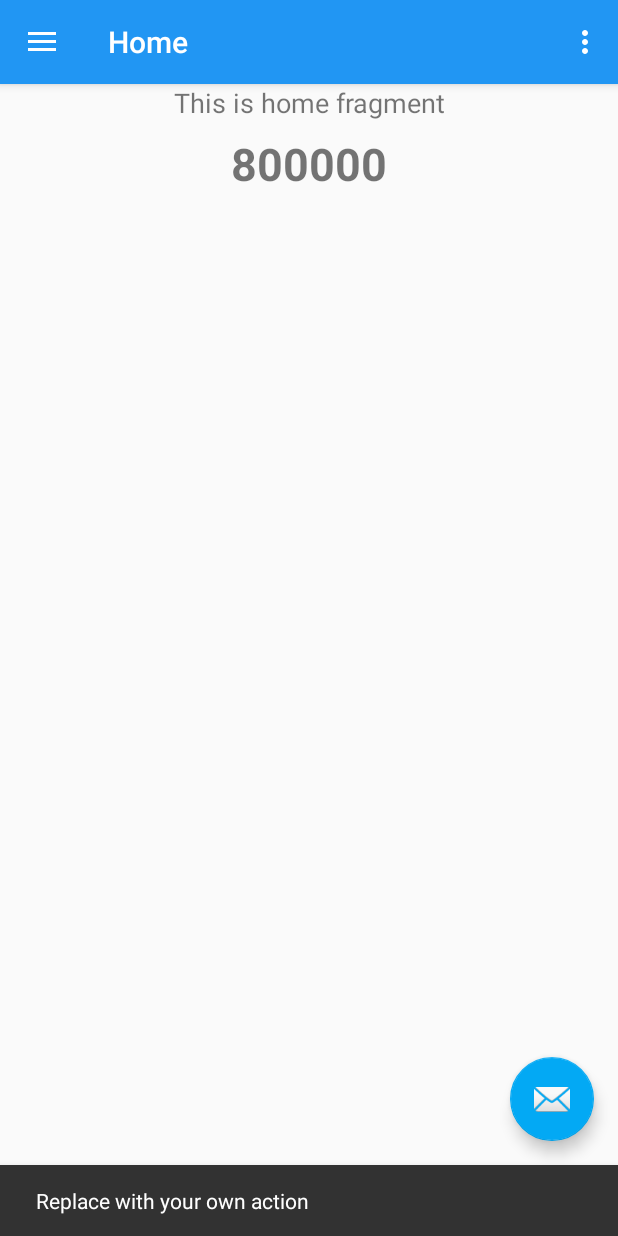
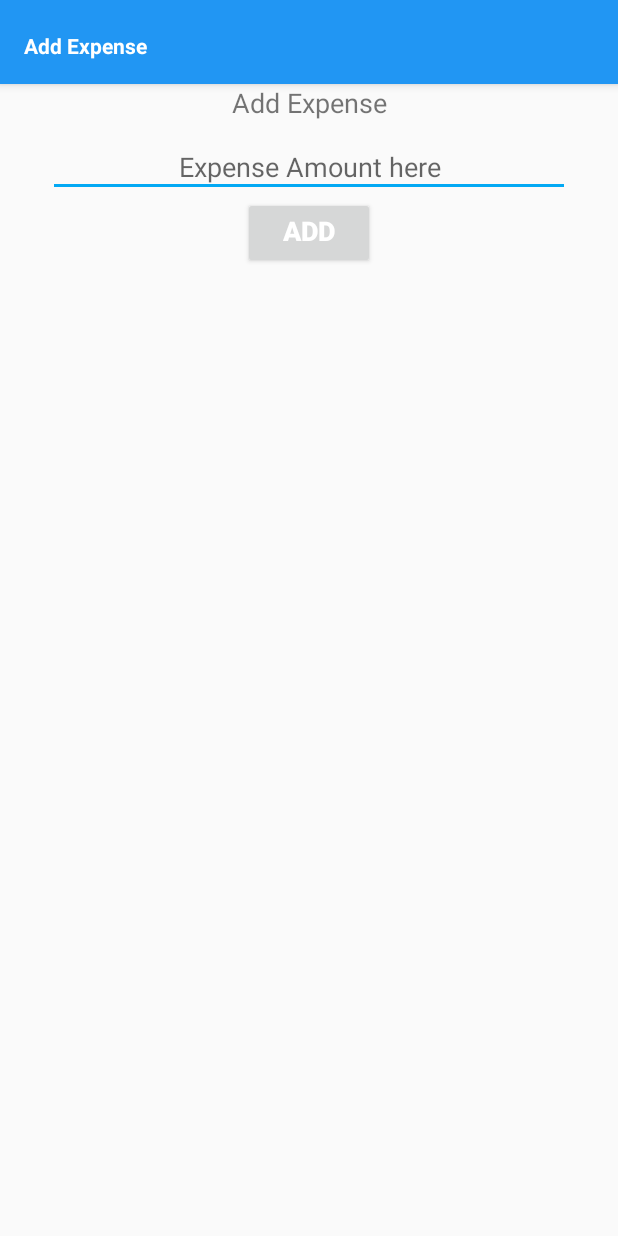
Before and after one commit to Theyashchopra/FinanceManager, an Android app: the sandwitch screen opened directly, with no data from a screen before it, after a tap on an icon or button, on a phone screen of 412 x 824 dp. Run offline under Robolectric (Android 15) with nearby library versions, the phone set to English and light mode, and no system bars; our stand-ins replace navigation-ui.

Commit message:
2nd still need to center add expense content

```diff
--- a/app/src/main/AndroidManifest.xml
+++ b/app/src/main/AndroidManifest.xml
@@ -9,10 +9,11 @@
         android:roundIcon="@mipmap/ic_launcher_round"
         android:supportsRtl="true"
         android:theme="@style/AppTheme">
+        <activity android:name=".AddExpense"></activity>
         <activity
             android:name=".balance"
             android:label="@string/title_activity_balance"
-            android:theme="@style/AppTheme.NoActionBar"></activity>
+            android:theme="@style/AppTheme.NoActionBar" />
         <activity
             android:name=".sandwitch"
             android:label="@string/title_activity_sandwitch"
--- /dev/null
+++ b/app/src/main/java/com/example/andriod/financemanager/AddExpense.java
@@ -0,0 +1,13 @@
+package com.example.andriod.financemanager;
+
+import androidx.appcompat.app.AppCompatActivity;
+
+import android.os.Bundle;
+public class AddExpense extends AppCompatActivity {
+    @Override
+    protected void onCreate(Bundle savedInstanceState) {
+        super.onCreate(savedInstanceState);
+        setContentView(R.layout.activity_add_expense);
+    }
+
+}
--- a/app/src/main/java/com/example/andriod/financemanager/sandwitch.java
+++ b/app/src/main/java/com/example/andriod/financemanager/sandwitch.java
@@ -1,5 +1,6 @@
 package com.example.andriod.financemanager;
 
+import android.content.Intent;
 import android.os.Bundle;
 
 import com.google.android.material.floatingactionbutton.FloatingActionButton;
@@ -32,12 +33,9 @@ public class sandwitch extends AppCompatActivity {
         Toolbar toolbar = findViewById(R.id.toolbar);
         setSupportActionBar(toolbar);
         FloatingActionButton fab = findViewById(R.id.fab);
-        fab.setOnClickListener(new View.OnClickListener() {
-            @Override
-            public void onClick(View view) {
-                //bottom button for adding expense
-                Snackbar.make(view, "Replace with your own action", Snackbar.LENGTH_LONG)
-                        .setAction("Action", null).show();
+        fab.setOnClickListener(new View.OnClickListener(){
+            public void onClick(View view){
+                startActivity(new Intent(view.getContext(), AddExpense.class));
             }
         });
         DrawerLayout drawer = findViewById(R.id.drawer_layout);
--- /dev/null
+++ b/app/src/main/res/layout/activity_add_expense.xml
@@ -0,0 +1,36 @@
+<?xml version="1.0" encoding="utf-8"?>
+<LinearLayout xmlns:android="http://schemas.android.com/apk/res/android"
+    xmlns:app="http://schemas.android.com/apk/res-auto"
+    xmlns:tools="http://schemas.android.com/tools"
+    android:layout_width="match_parent"
+    android:layout_height="wrap_content"
+    tools:context=".AddExpense"
+    android:orientation="vertical">
+   <include
+        layout="@layout/toolbar"
+        android:layout_width="match_parent"
+        android:layout_height="wrap_content"/>
+    <LinearLayout
+        android:layout_width="match_parent"
+        android:layout_height="match_parent"
+        android:orientation="vertical">
+        <TextView
+            style="@style/LoginStyle"
+            android:text="@string/Adex"
+            android:layout_gravity="center"/>
+        <EditText
+            style="@style/LoginStyle"
+            android:hint="Expense Amount here"
+            />
+        <Button
+            style="@style/LoginStyle"
+            android:layout_width="wrap_content"
+            android:text="ADD"
+            android:textColor="#FFFFFF"
+            android:textStyle="bold">
+
+        </Button>
+
+    </LinearLayout>
+
+</LinearLayout>
--- /dev/null
+++ b/app/src/main/res/layout/toolbar.xml
@@ -0,0 +1,24 @@
+<?xml version="1.0" encoding="utf-8"?>
+<Toolbar
+    xmlns:android="http://schemas.android.com/apk/res/android"
+    android:layout_width="match_parent"
+    android:layout_height="wrap_content"
+    android:background="@color/colorPrimary"
+    android:elevation="4dp">
+   <!-- android:theme="@style/ThemeOverlay.AppCompat.Dark"-->
+
+
+    <LinearLayout
+        android:layout_width="fill_parent"
+        android:layout_height="fill_parent"
+        android:orientation="horizontal"
+        android:paddingTop="5dp">
+        <TextView
+            android:id="@+id/txtTitle"
+            android:layout_width="wrap_content"
+            android:layout_height="wrap_content"
+            android:text="@string/Adex"
+            android:textColor="#FFFFFF"
+            android:textStyle="bold"/>
+    </LinearLayout>
+</Toolbar>
--- a/app/src/main/res/navigation/mobile_navigation.xml
+++ b/app/src/main/res/navigation/mobile_navigation.xml
@@ -40,4 +40,9 @@
         android:name="com.example.andriod.financemanager.ui.send.SendFragment"
         android:label="@string/menu_send"
         tools:layout="@layout/fragment_send" />
+    <fragment
+        android:id="@+id/nav_AddExp"
+        android:name="com.example.andriod.financemanager.ui.gallery.GalleryFragment"
+        android:label="@string/Adex"
+        tools:layout="@layout/fragment_gallery" />
 </navigation>
--- a/app/src/main/res/values/strings.xml
+++ b/app/src/main/res/values/strings.xml
@@ -15,4 +15,5 @@
     <string name="menu_share">Share</string>
     <string name="menu_send">Send</string>
     <string name="title_activity_balance">balance</string>
+    <string name="Adex">Add Expense</string>
 </resources>
```
